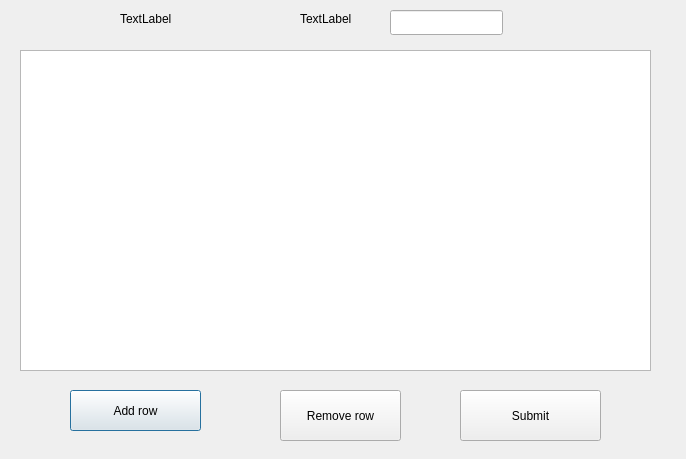
Before: the Qt Designer form form_add_object.ui in TonyEastwood/Qt_3dMode_Storage, drawn with Qt 5.
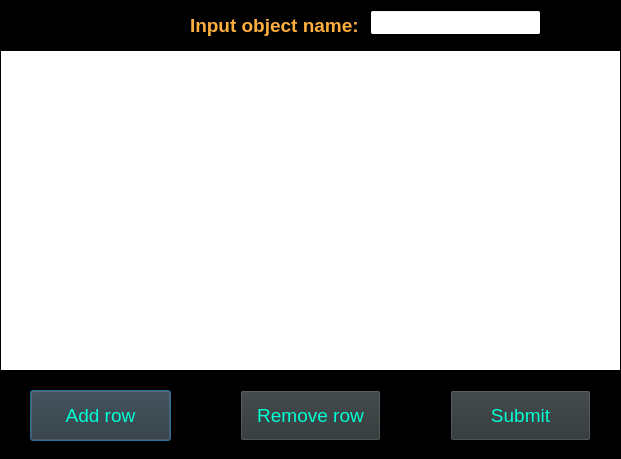
After: the same form once the commit is applied.

```diff
--- a/form_add_object.ui
+++ b/form_add_object.ui
@@ -6,22 +6,209 @@
    <rect>
     <x>0</x>
     <y>0</y>
-    <width>686</width>
+    <width>621</width>
     <height>459</height>
    </rect>
   </property>
+  <property name="palette">
+   <palette>
+    <active>
+     <colorrole role="Base">
+      <brush brushstyle="SolidPattern">
+       <color alpha="255">
+        <red>255</red>
+        <green>255</green>
+        <blue>255</blue>
+       </color>
+      </brush>
+     </colorrole>
+     <colorrole role="Window">
+      <brush brushstyle="SolidPattern">
+       <color alpha="255">
+        <red>0</red>
+        <green>0</green>
+        <blue>0</blue>
+       </color>
+      </brush>
+     </colorrole>
+    </active>
+    <inactive>
+     <colorrole role="Base">
+      <brush brushstyle="SolidPattern">
+       <color alpha="255">
+        <red>255</red>
+        <green>255</green>
+        <blue>255</blue>
+       </color>
+      </brush>
+     </colorrole>
+     <colorrole role="Window">
+      <brush brushstyle="SolidPattern">
+       <color alpha="255">
+        <red>0</red>
+        <green>0</green>
+        <blue>0</blue>
+       </color>
+      </brush>
+     </colorrole>
+    </inactive>
+    <disabled>
+     <colorrole role="Base">
+      <brush brushstyle="SolidPattern">
+       <color alpha="255">
+        <red>0</red>
+        <green>0</green>
+        <blue>0</blue>
+       </color>
+      </brush>
+     </colorrole>
+     <colorrole role="Window">
+      <brush brushstyle="SolidPattern">
+       <color alpha="255">
+        <red>0</red>
+        <green>0</green>
+        <blue>0</blue>
+       </color>
+      </brush>
+     </colorrole>
+    </disabled>
+   </palette>
+  </property>
   <property name="windowTitle">
    <string>Add 3D Object</string>
   </property>
   <widget class="QPushButton" name="butt_add_row">
    <property name="geometry">
     <rect>
-     <x>70</x>
+     <x>30</x>
      <y>390</y>
-     <width>131</width>
-     <height>41</height>
+     <width>141</width>
+     <height>51</height>
     </rect>
    </property>
+   <property name="palette">
+    <palette>
+     <active>
+      <colorrole role="WindowText">
+       <brush brushstyle="SolidPattern">
+        <color alpha="255">
+         <red>0</red>
+         <green>255</green>
+         <blue>212</blue>
+        </color>
+       </brush>
+      </colorrole>
+      <colorrole role="Button">
+       <brush brushstyle="SolidPattern">
+        <color alpha="255">
+         <red>46</red>
+         <green>52</green>
+         <blue>54</blue>
+        </color>
+       </brush>
+      </colorrole>
+      <colorrole role="ButtonText">
+       <brush brushstyle="SolidPattern">
+        <color alpha="255">
+         <red>0</red>
+         <green>255</green>
+         <blue>212</blue>
+        </color>
+       </brush>
+      </colorrole>
+      <colorrole role="Shadow">
+       <brush brushstyle="SolidPattern">
+        <color alpha="255">
+         <red>255</red>
+         <green>237</green>
+         <blue>0</blue>
+        </color>
+       </brush>
+      </colorrole>
+     </active>
+     <inactive>
+      <colorrole role="WindowText">
+       <brush brushstyle="SolidPattern">
+        <color alpha="255">
+         <red>0</red>
+         <green>255</green>
+         <blue>212</blue>
+        </color>
+       </brush>
+      </colorrole>
+      <colorrole role="Button">
+       <brush brushstyle="SolidPattern">
+        <color alpha="255">
+         <red>46</red>
+         <green>52</green>
+         <blue>54</blue>
+        </color>
+       </brush>
+      </colorrole>
+      <colorrole role="ButtonText">
+       <brush brushstyle="SolidPattern">
+        <color alpha="255">
+         <red>0</red>
+         <green>255</green>
+         <blue>212</blue>
+        </color>
+       </brush>
+      </colorrole>
+      <colorrole role="Shadow">
+       <brush brushstyle="SolidPattern">
+        <color alpha="255">
+         <red>255</red>
+         <green>237</green>
+         <blue>0</blue>
+        </color>
+       </brush>
+      </colorrole>
+     </inactive>
+     <disabled>
+      <colorrole role="WindowText">
+       <brush brushstyle="SolidPattern">
+        <color alpha="255">
+         <red>190</red>
+         <green>190</green>
+         <blue>190</blue>
+        </color>
+       </brush>
+      </colorrole>
+      <colorrole role="Button">
+       <brush brushstyle="SolidPattern">
+        <color alpha="255">
+         <red>46</red>
+         <green>52</green>
+         <blue>54</blue>
+        </color>
+       </brush>
+      </colorrole>
+      <colorrole role="ButtonText">
+       <brush brushstyle="SolidPattern">
+        <color alpha="255">
+         <red>190</red>
+         <green>190</green>
+         <blue>190</blue>
+        </color>
+       </brush>
+      </colorrole>
+      <colorrole role="Shadow">
+       <brush brushstyle="SolidPattern">
+        <color alpha="255">
+         <red>255</red>
+         <green>237</green>
+         <blue>0</blue>
+        </color>
+       </brush>
+      </colorrole>
+     </disabled>
+    </palette>
+   </property>
+   <property name="font">
+    <font>
+     <pointsize>14</pointsize>
+    </font>
+   </property>
    <property name="text">
     <string>Add row</string>
    </property>
@@ -29,9 +216,9 @@
   <widget class="QTableView" name="tableView">
    <property name="geometry">
     <rect>
-     <x>20</x>
+     <x>0</x>
      <y>50</y>
-     <width>631</width>
+     <width>621</width>
      <height>321</height>
     </rect>
    </property>
@@ -39,12 +226,135 @@
   <widget class="QPushButton" name="butt_delete_row">
    <property name="geometry">
     <rect>
-     <x>280</x>
+     <x>240</x>
      <y>390</y>
-     <width>121</width>
+     <width>141</width>
      <height>51</height>
     </rect>
    </property>
+   <property name="palette">
+    <palette>
+     <active>
+      <colorrole role="WindowText">
+       <brush brushstyle="SolidPattern">
+        <color alpha="255">
+         <red>0</red>
+         <green>255</green>
+         <blue>212</blue>
+        </color>
+       </brush>
+      </colorrole>
+      <colorrole role="Button">
+       <brush brushstyle="SolidPattern">
+        <color alpha="255">
+         <red>46</red>
+         <green>52</green>
+         <blue>54</blue>
+        </color>
+       </brush>
+      </colorrole>
+      <colorrole role="ButtonText">
+       <brush brushstyle="SolidPattern">
+        <color alpha="255">
+         <red>0</red>
+         <green>255</green>
+         <blue>212</blue>
+        </color>
+       </brush>
+      </colorrole>
+      <colorrole role="Shadow">
+       <brush brushstyle="SolidPattern">
+        <color alpha="255">
+         <red>255</red>
+         <green>237</green>
+         <blue>0</blue>
+        </color>
+       </brush>
+      </colorrole>
+     </active>
+     <inactive>
+      <colorrole role="WindowText">
+       <brush brushstyle="SolidPattern">
+        <color alpha="255">
+         <red>0</red>
+         <green>255</green>
+         <blue>212</blue>
+        </color>
+       </brush>
+      </colorrole>
+      <colorrole role="Button">
+       <brush brushstyle="SolidPattern">
+        <color alpha="255">
+         <red>46</red>
+         <green>52</green>
+         <blue>54</blue>
+        </color>
+       </brush>
+      </colorrole>
+      <colorrole role="ButtonText">
+       <brush brushstyle="SolidPattern">
+        <color alpha="255">
+         <red>0</red>
+         <green>255</green>
+         <blue>212</blue>
+        </color>
+       </brush>
+      </colorrole>
+      <colorrole role="Shadow">
+       <brush brushstyle="SolidPattern">
+        <color alpha="255">
+         <red>255</red>
+         <green>237</green>
+         <blue>0</blue>
+        </color>
+       </brush>
+      </colorrole>
+     </inactive>
+     <disabled>
+      <colorrole role="WindowText">
+       <brush brushstyle="SolidPattern">
+        <color alpha="255">
+         <red>190</red>
+         <green>190</green>
+         <blue>190</blue>
+        </color>
+       </brush>
+      </colorrole>
+      <colorrole role="Button">
+       <brush brushstyle="SolidPattern">
+        <color alpha="255">
+         <red>46</red>
+         <green>52</green>
+         <blue>54</blue>
+        </color>
+       </brush>
+      </colorrole>
+      <colorrole role="ButtonText">
+       <brush brushstyle="SolidPattern">
+        <color alpha="255">
+         <red>190</red>
+         <green>190</green>
+         <blue>190</blue>
+        </color>
+       </brush>
+      </colorrole>
+      <colorrole role="Shadow">
+       <brush brushstyle="SolidPattern">
+        <color alpha="255">
+         <red>255</red>
+         <green>237</green>
+         <blue>0</blue>
+        </color>
+       </brush>
+      </colorrole>
+     </disabled>
+    </palette>
+   </property>
+   <property name="font">
+    <font>
+     <pointsize>14</pointsize>
+    </font>
+   </property>
    <property name="text">
     <string>Remove row</string>
    </property>
@@ -52,51 +362,210 @@
   <widget class="QPushButton" name="butt_submit">
    <property name="geometry">
     <rect>
-     <x>460</x>
+     <x>450</x>
      <y>390</y>
      <width>141</width>
      <height>51</height>
     </rect>
    </property>
+   <property name="palette">
+    <palette>
+     <active>
+      <colorrole role="WindowText">
+       <brush brushstyle="SolidPattern">
+        <color alpha="255">
+         <red>0</red>
+         <green>255</green>
+         <blue>212</blue>
+        </color>
+       </brush>
+      </colorrole>
+      <colorrole role="Button">
+       <brush brushstyle="SolidPattern">
+        <color alpha="255">
+         <red>46</red>
+         <green>52</green>
+         <blue>54</blue>
+        </color>
+       </brush>
+      </colorrole>
+      <colorrole role="ButtonText">
+       <brush brushstyle="SolidPattern">
+        <color alpha="255">
+         <red>0</red>
+         <green>255</green>
+         <blue>212</blue>
+        </color>
+       </brush>
+      </colorrole>
+      <colorrole role="Shadow">
+       <brush brushstyle="SolidPattern">
+        <color alpha="255">
+         <red>255</red>
+         <green>237</green>
+         <blue>0</blue>
+        </color>
+       </brush>
+      </colorrole>
+     </active>
+     <inactive>
+      <colorrole role="WindowText">
+       <brush brushstyle="SolidPattern">
+        <color alpha="255">
+         <red>0</red>
+         <green>255</green>
+         <blue>212</blue>
+        </color>
+       </brush>
+      </colorrole>
+      <colorrole role="Button">
+       <brush brushstyle="SolidPattern">
+        <color alpha="255">
+         <red>46</red>
+         <green>52</green>
+         <blue>54</blue>
+        </color>
+       </brush>
+      </colorrole>
+      <colorrole role="ButtonText">
+       <brush brushstyle="SolidPattern">
+        <color alpha="255">
+         <red>0</red>
+         <green>255</green>
+         <blue>212</blue>
+        </color>
+       </brush>
+      </colorrole>
+      <colorrole role="Shadow">
+       <brush brushstyle="SolidPattern">
+        <color alpha="255">
+         <red>255</red>
+         <green>237</green>
+         <blue>0</blue>
+        </color>
+       </brush>
+      </colorrole>
+     </inactive>
+     <disabled>
+      <colorrole role="WindowText">
+       <brush brushstyle="SolidPattern">
+        <color alpha="255">
+         <red>190</red>
+         <green>190</green>
+         <blue>190</blue>
+        </color>
+       </brush>
+      </colorrole>
+      <colorrole role="Button">
+       <brush brushstyle="SolidPattern">
+        <color alpha="255">
+         <red>46</red>
+         <green>52</green>
+         <blue>54</blue>
+        </color>
+       </brush>
+      </colorrole>
+      <colorrole role="ButtonText">
+       <brush brushstyle="SolidPattern">
+        <color alpha="255">
+         <red>190</red>
+         <green>190</green>
+         <blue>190</blue>
+        </color>
+       </brush>
+      </colorrole>
+      <colorrole role="Shadow">
+       <brush brushstyle="SolidPattern">
+        <color alpha="255">
+         <red>255</red>
+         <green>237</green>
+         <blue>0</blue>
+        </color>
+       </brush>
+      </colorrole>
+     </disabled>
+    </palette>
+   </property>
+   <property name="font">
+    <font>
+     <pointsize>14</pointsize>
+    </font>
+   </property>
    <property name="text">
     <string>Submit</string>
    </property>
   </widget>
-  <widget class="QLabel" name="label">
-   <property name="geometry">
-    <rect>
-     <x>120</x>
-     <y>10</y>
-     <width>67</width>
-     <height>17</height>
-    </rect>
-   </property>
-   <property name="text">
-    <string>TextLabel</string>
-   </property>
-  </widget>
   <widget class="QLabel" name="label_test">
    <property name="geometry">
     <rect>
-     <x>300</x>
+     <x>190</x>
      <y>10</y>
-     <width>67</width>
-     <height>17</height>
+     <width>171</width>
+     <height>31</height>
     </rect>
    </property>
+   <property name="palette">
+    <palette>
+     <active>
+      <colorrole role="WindowText">
+       <brush brushstyle="SolidPattern">
+        <color alpha="255">
+         <red>252</red>
+         <green>175</green>
+         <blue>62</blue>
+        </color>
+       </brush>
+      </colorrole>
+     </active>
+     <inactive>
+      <colorrole role="WindowText">
+       <brush brushstyle="SolidPattern">
+        <color alpha="255">
+         <red>252</red>
+         <green>175</green>
+         <blue>62</blue>
+        </color>
+       </brush>
+      </colorrole>
+     </inactive>
+     <disabled>
+      <colorrole role="WindowText">
+       <brush brushstyle="SolidPattern">
+        <color alpha="255">
+         <red>190</red>
+         <green>190</green>
+         <blue>190</blue>
+        </color>
+       </brush>
+      </colorrole>
+     </disabled>
+    </palette>
+   </property>
+   <property name="font">
+    <font>
+     <pointsize>14</pointsize>
+     <weight>75</weight>
+     <bold>true</bold>
+    </font>
+   </property>
    <property name="text">
-    <string>TextLabel</string>
+    <string>Input object name:</string>
    </property>
   </widget>
   <widget class="QLineEdit" name="edit_object_name">
    <property name="geometry">
     <rect>
-     <x>390</x>
+     <x>370</x>
      <y>10</y>
-     <width>113</width>
+     <width>171</width>
      <height>25</height>
     </rect>
    </property>
+   <property name="font">
+    <font>
+     <pointsize>12</pointsize>
+    </font>
+   </property>
   </widget>
  </widget>
  <resources/>
```
